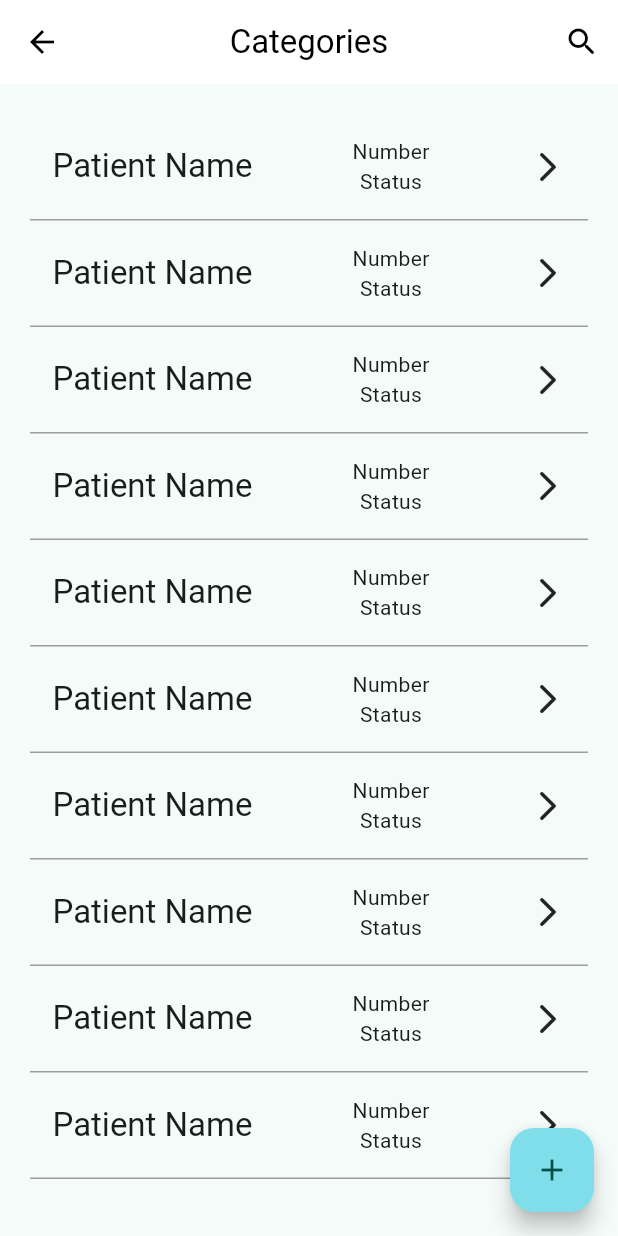
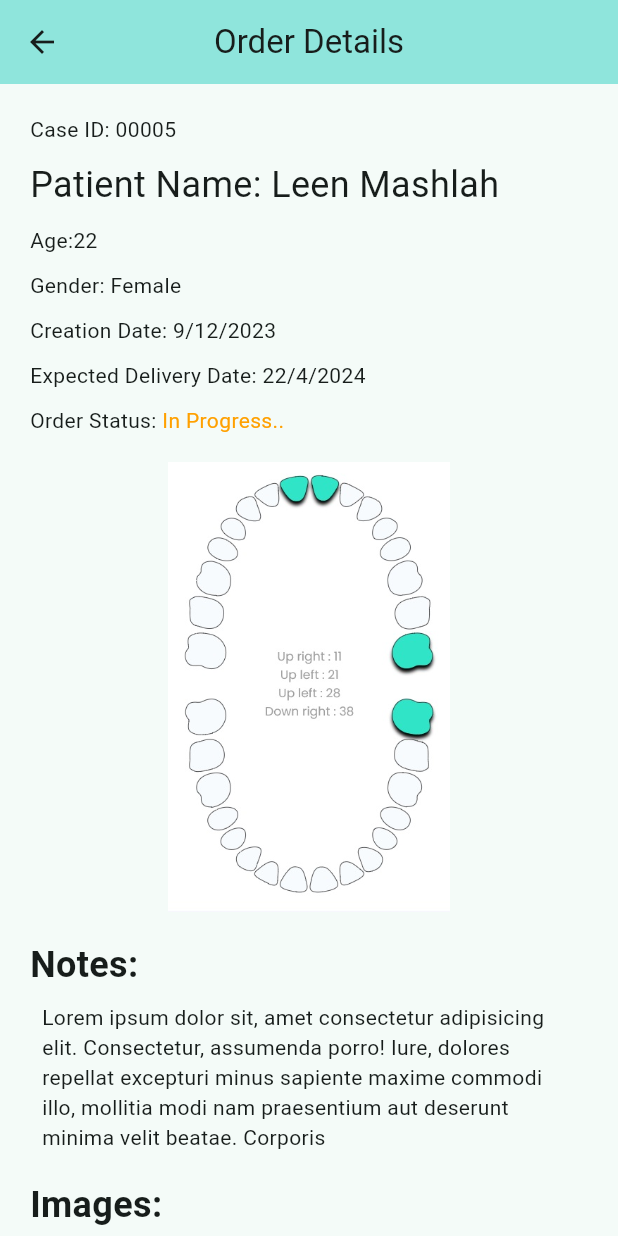
Before and after one commit to CS-PRO1/Project_Lambda_Dental, a Flutter app: the OrderListScreen screen opened by its route, after a tap on "Patient Name", on a phone screen of 412 x 824 dp. Run offline on Flutter 3.47's test engine with Material 3 defaults, Android fonts, the phone set to English and light mode, and no system bars; our stand-ins replace dio, fluttertoast, get, image_picker, path_drawing and 1 more; missing offline and left inert: dart:ffi; accounts and stored records are empty.

Commit message:
orderdetails

```diff
--- /dev/null
+++ b/lib/View/OrderDetailsScreen.dart
@@ -0,0 +1,299 @@
+import 'package:flutter/cupertino.dart';
+import 'package:flutter/material.dart';
+import 'package:flutter/widgets.dart';
+import 'package:project_lambda_dental/shared/component/constants.dart';
+
+class OrderDetailsScreen extends StatelessWidget {
+  const OrderDetailsScreen({super.key});
+
+  @override
+  Widget build(BuildContext context) {
+    return Scaffold(
+      appBar: AppBar(
+        title: Text('Order Details'),
+        backgroundColor: cyan200,
+        centerTitle: true,
+      ),
+      body: SingleChildScrollView(
+        physics: BouncingScrollPhysics(),
+        child: Padding(
+          padding: const EdgeInsets.all(20.0),
+          child: Column(
+            //mainAxisAlignment: MainAxisAlignment.center,
+            crossAxisAlignment: CrossAxisAlignment.start,
+            children: [
+              Text('Case ID: ' + '00005'),
+              SizedBox(
+                height: 10,
+              ),
+              Text(
+                'Patient Name: ' + 'Leen Mashlah',
+                style: TextStyle(
+                  fontSize: 24,
+                ),
+              ),
+              SizedBox(
+                height: 10,
+              ),
+              Text('Age:' + '22'),
+              SizedBox(
+                height: 10,
+              ),
+              Text('Gender: ' + 'Female'),
+              SizedBox(
+                height: 10,
+              ),
+              Text('Creation Date: ' + '9/12/2023'),
+              SizedBox(
+                height: 10,
+              ),
+              Text('Expected Delivery Date: ' + '22/4/2024'),
+              SizedBox(
+                height: 10,
+              ),
+              Row(
+                children: [
+                  Text('Order Status: '),
+                  Text(
+                    'In Progress..',
+                    style: TextStyle(
+                      color: Colors.amber[700],
+                    ),
+                  ),
+                ],
+              ),
+              SizedBox(
+                height: 10,
+              ),
+              Center(
+                child: Padding(
+                  padding: const EdgeInsets.all(8.0),
+                  child: Container(
+                      height: 300,
+                      width: 300,
+                      child: Image.asset('assets/chart.jpg')),
+                ),
+              ),
+              SizedBox(
+                height: 10,
+              ),
+              Text(
+                'Notes: ',
+                style: TextStyle(fontWeight: FontWeight.bold, fontSize: 24),
+              ),
+              Padding(
+                padding: const EdgeInsets.all(8.0),
+                child: Text(
+                    'Lorem ipsum dolor sit, amet consectetur adipisicing elit. Consectetur, assumenda porro! Iure, dolores repellat excepturi minus sapiente maxime commodi illo, mollitia modi nam praesentium aut deserunt minima velit beatae. Corporis'),
+              ),
+              SizedBox(
+                height: 10,
+              ),
+              Text(
+                'Images: ',
+                style: TextStyle(fontSize: 24, fontWeight: FontWeight.bold),
+              ),
+              SingleChildScrollView(
+                scrollDirection: Axis.horizontal,
+                physics: BouncingScrollPhysics(),
+                child: Padding(
+                  padding: const EdgeInsets.all(8.0),
+                  child: Row(
+                    mainAxisAlignment: MainAxisAlignment.spaceBetween,
+                    children: [
+                      Container(
+                        child: Image.asset(
+                          'assets/images/login/background.jpg',
+                          fit: BoxFit.cover,
+                        ),
+                        width: 300,
+                        height: 300,
+                      ),
+                      SizedBox(
+                        width: 5,
+                      ),
+                      Container(
+                        child: Image.asset(
+                          'assets/images/login/background.jpg',
+                          fit: BoxFit.cover,
+                        ),
+                        width: 300,
+                        height: 300,
+                      ),
+                      SizedBox(
+                        width: 5,
+                      ),
+                      Container(
+                        child: Image.asset(
+                          'assets/images/login/background.jpg',
+                          fit: BoxFit.cover,
+                        ),
+                        width: 300,
+                        height: 300,
+                      ),
+                    ],
+                  ),
+                ),
+              ),
+              SizedBox(
+                height: 15,
+              ),
+              Text(
+                'Comments: ',
+                style: TextStyle(fontSize: 24, fontWeight: FontWeight.bold),
+              ),
+              SingleChildScrollView(
+                physics: BouncingScrollPhysics(),
+                child: Container(
+                  //height: 300,
+                  child: Column(
+                    children: [
+                      Container(
+                        color: Colors.grey[300],
+                        child: Padding(
+                          padding: const EdgeInsets.all(8.0),
+                          child: Text(
+                              'Lorem ipsum dolor sit amet, consectetur adipiscing elit in non proident '),
+                        ),
+                      ),
+                      SizedBox(
+                        height: 1,
+                      ),
+                      SizedBox(
+                        height: 1,
+                      ),
+                      Container(
+                          color: Colors.grey[300],
+                          child: Padding(
+                            padding: const EdgeInsets.all(8.0),
+                            child: Text(
+                                'Lorem ipsum dolor sit amet, consectetur adipiscing elit in non proident '),
+                          )),
+                      SizedBox(
+                        height: 1,
+                      ),
+                      Container(
+                          color: Colors.grey[300],
+                          child: Padding(
+                            padding: const EdgeInsets.all(8.0),
+                            child: Text(
+                                'Lorem ipsum dolor sit amet, consectetur adipiscing elit in non proident '),
+                          )),
+                      SizedBox(
+                        height: 1,
+                      ),
+                      Container(
+                          color: Colors.grey[300],
+                          child: Padding(
+                            padding: const EdgeInsets.all(8.0),
+                            child: Text(
+                                'Lorem ipsum dolor sit amet, consectetur adipiscing elit in non proident '),
+                          )),
+                      SizedBox(
+                        height: 1,
+                      ),
+                      Container(
+                          color: Colors.grey[300],
+                          child: Padding(
+                            padding: const EdgeInsets.all(8.0),
+                            child: Text(
+                                'Lorem ipsum dolor sit amet, consectetur adipiscing elit in non proident '),
+                          )),
+                      SizedBox(
+                        height: 1,
+                      ),
+                      Container(
+                          color: Colors.grey[300],
+                          child: Padding(
+                            padding: const EdgeInsets.all(8.0),
+                            child: Text(
+                                'Lorem ipsum dolor sit amet, consectetur adipiscing elit in non proident '),
+                          )),
+                      SizedBox(
+                        height: 1,
+                      ),
+                      Container(
+                          color: Colors.grey[300],
+                          child: Padding(
+                            padding: const EdgeInsets.all(8.0),
+                            child: Text(
+                                'Lorem ipsum dolor sit amet, consectetur adipiscing elit in non proident '),
+                          )),
+                      SizedBox(
+                        height: 1,
+                      ),
+                      Container(
+                          color: Colors.grey[300],
+                          child: Padding(
+                            padding: const EdgeInsets.all(8.0),
+                            child: Text(
+                                'Lorem ipsum dolor sit amet, consectetur adipiscing elit in non proident '),
+                          )),
+                      Container(
+                          color: Colors.grey[300],
+                          child: Padding(
+                            padding: const EdgeInsets.all(8.0),
+                            child: Text(
+                                'Lorem ipsum dolor sit amet, consectetur adipiscing elit in non proident '),
+                          )),
+                      SizedBox(
+                        height: 1,
+                      ),
+                      Container(
+                          color: Colors.grey[300],
+                          child: Padding(
+                            padding: const EdgeInsets.all(8.0),
+                            child: Text(
+                                'Lorem ipsum dolor sit amet, consectetur adipiscing elit in non proident '),
+                          )),
+                      SizedBox(
+                        height: 1,
+                      ),
+                      Container(
+                          color: Colors.grey[300],
+                          child: Padding(
+                            padding: const EdgeInsets.all(8.0),
+                            child: Text(
+                                'Lorem ipsum dolor sit amet, consectetur adipiscing elit in non proident '),
+                          )),
+                      SizedBox(
+                        height: 1,
+                      ),
+                      Container(
+                          color: Colors.grey[300],
+                          child: Padding(
+                            padding: const EdgeInsets.all(8.0),
+                            child: Text(
+                                'Lorem ipsum dolor sit amet, consectetur adipiscing elit in non proident '),
+                          )),
+                      SizedBox(
+                        height: 1,
+                      ),
+                      Container(
+                          color: Colors.grey[300],
+                          child: Padding(
+                            padding: const EdgeInsets.all(8.0),
+                            child: Text(
+                                'Lorem ipsum dolor sit amet, consectetur adipiscing elit in non proident '),
+                          )),
+                      SizedBox(
+                        height: 1,
+                      ),
+                      Container(
+                          color: Colors.grey[300],
+                          child: Padding(
+                            padding: const EdgeInsets.all(8.0),
+                            child: Text(
+                                'Lorem ipsum dolor sit amet, consectetur adipiscing elit in non proident '),
+                          )),
+                    ],
+                  ),
+                ),
+              ),
+            ],
+          ),
+        ),
+      ),
+    );
+  }
+}
--- a/lib/View/OrderListScreen.dart
+++ b/lib/View/OrderListScreen.dart
@@ -48,7 +48,9 @@ class OrderListScreen extends GetView {
     return Padding(
       padding: const EdgeInsets.all(15.0),
       child: InkWell(
-        onTap: () {},
+        onTap: () {
+          Get.toNamed('/orderdetails');
+        },
         child: Row(
           mainAxisAlignment: MainAxisAlignment.spaceBetween,
           children: [
--- a/lib/main.dart
+++ b/lib/main.dart
@@ -4,6 +4,7 @@ import 'package:project_lambda_dental/Cache/CacheHelper.dart';
 import 'package:project_lambda_dental/Services/dio.dart';
 import 'package:project_lambda_dental/View/AddOrderScreen.dart';
 import 'package:project_lambda_dental/View/LoginScreen.dart';
+import 'package:project_lambda_dental/View/OrderDetailsScreen.dart';
 import 'package:project_lambda_dental/View/RegisterScreen.dart';
 import 'package:get/get.dart';
 
@@ -50,6 +51,7 @@ class MyApp extends StatelessWidget {
         GetPage(name: '/register', page: () => RegisterScreen()),
         GetPage(name: '/orderlist', page: () => OrderListScreen()),
         GetPage(name: '/addorder', page: () => AddOrderScreen()),
+        GetPage(name: '/orderdetails', page: () => OrderDetailsScreen()),
         GetPage(
             name: '/teethselect',
             page: () => TeethSelectionScreen(
--- a/pubspec.yaml
+++ b/pubspec.yaml
@@ -68,6 +68,7 @@ flutter:
   assets:
     - assets/images/login/background.jpg
     - assets/teeth.svg
+    - assets/chart.jpg
   #   - images/a_dot_burr.jpeg
   #   - images/a_dot_ham.jpeg
 
```
Also changed, not shown: assets/chart.jpg (added).
